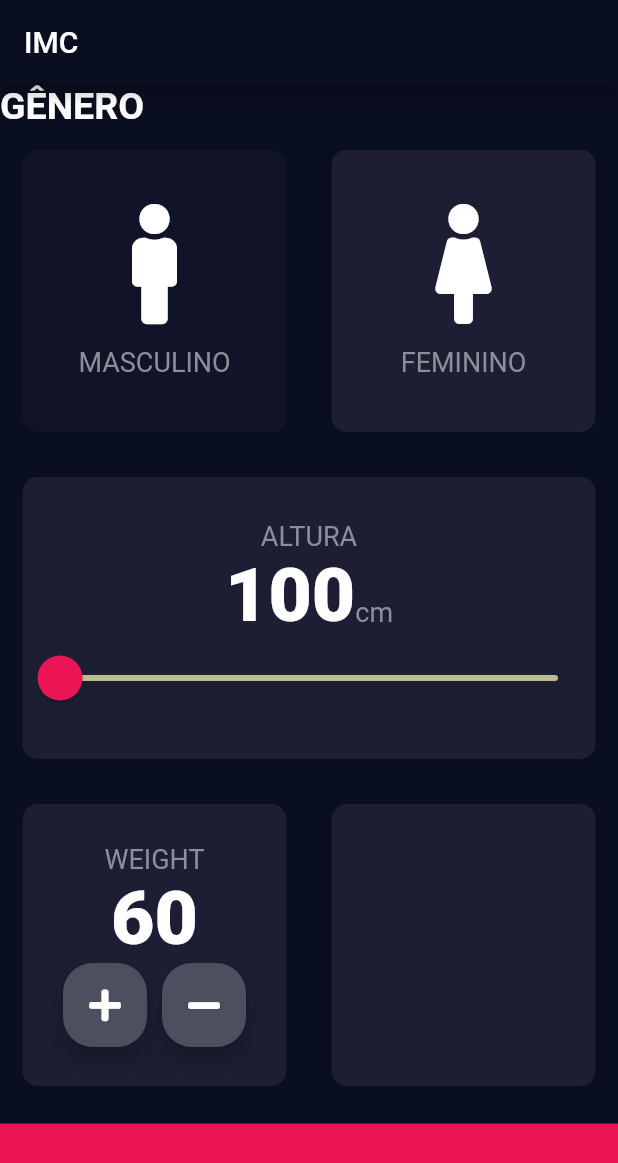
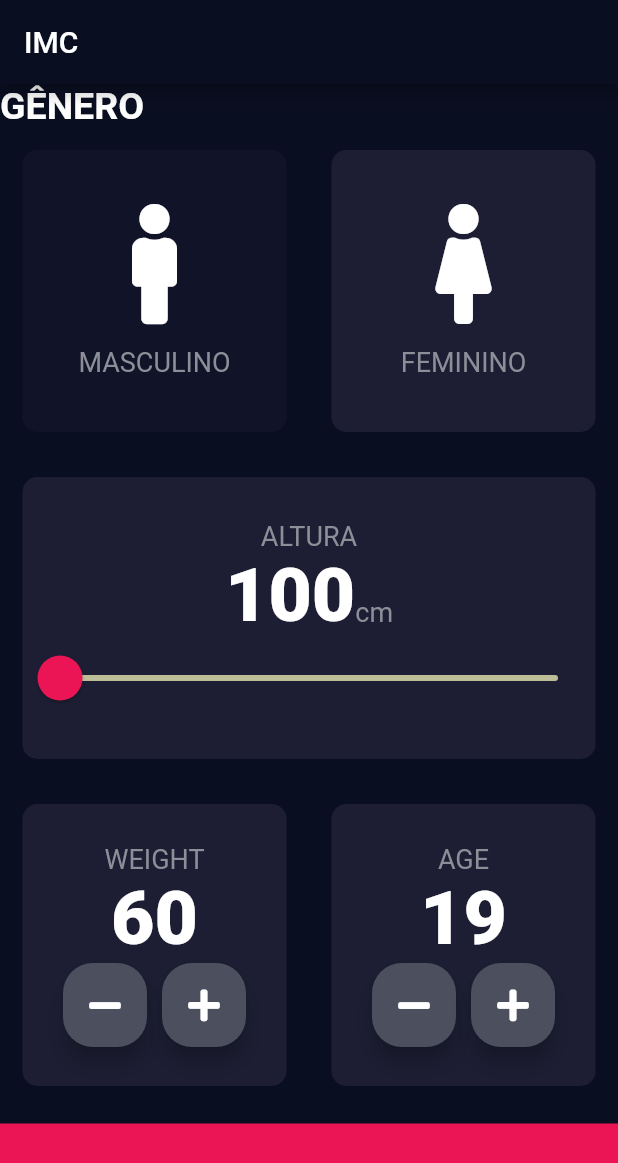
Before and after one commit to adilsontchameia/CalculadoraIMC, a Flutter app: the screen it shows after launch, on a phone screen of 412 x 824 dp. Shown: the top 1163 px of the screen. Run offline on Flutter 3.47's test engine with Material 2 defaults, Android fonts, the phone set to English and light mode, and no system bars; our stand-ins replace font_awesome_flutter.

Commit message:
controlador de idade

```diff
--- a/lib/input_page.dart
+++ b/lib/input_page.dart
@@ -16,7 +16,7 @@ class _HomeState extends State<Home> {
   Gender selecterGender;
   int height = 100;
   int weight = 60;
-
+  int age = 19;
   @override
   Widget build(BuildContext context) {
     return Scaffold(
@@ -137,11 +137,21 @@ class _HomeState extends State<Home> {
                         mainAxisAlignment: MainAxisAlignment.center,
                         children: [
                           RoundIconButton(
-                            icon: FontAwesomeIcons.plus,
+                            icon: FontAwesomeIcons.minus,
+                            onPressed: () {
+                              setState(() {
+                                weight--;
+                              });
+                            },
                           ),
                           SizedBox(width: 10.0),
                           RoundIconButton(
-                            icon: FontAwesomeIcons.minus,
+                            icon: FontAwesomeIcons.plus,
+                            onPressed: () {
+                              setState(() {
+                                weight++;
+                              });
+                            },
                           ),
                         ],
                       ),
@@ -149,7 +159,44 @@ class _HomeState extends State<Home> {
                   ),
                 )),
                 Expanded(
-                  child: ResuableCode(color: corAtivada),
+                  child: ResuableCode(
+                    color: corAtivada,
+                    cardChild: Column(
+                      mainAxisAlignment: MainAxisAlignment.center,
+                      children: [
+                        Text(
+                          "AGE",
+                          style: labelTextStyle,
+                        ),
+                        Text(
+                          age.toString(),
+                          style: sliderText,
+                        ),
+                        Row(
+                          mainAxisAlignment: MainAxisAlignment.center,
+                          children: [
+                            RoundIconButton(
+                              icon: FontAwesomeIcons.minus,
+                              onPressed: () {
+                                setState(() {
+                                  age--;
+                                });
+                              },
+                            ),
+                            SizedBox(width: 10.0),
+                            RoundIconButton(
+                              icon: FontAwesomeIcons.plus,
+                              onPressed: () {
+                                setState(() {
+                                  age++;
+                                });
+                              },
+                            ),
+                          ],
+                        ),
+                      ],
+                    ),
+                  ),
                 ),
               ],
             ),
@@ -167,13 +214,16 @@ class _HomeState extends State<Home> {
 }
 
 class RoundIconButton extends StatelessWidget {
-  RoundIconButton({this.icon});
+  //Construtor
+  RoundIconButton({this.icon, this.onPressed});
+  //Atributos
   final IconData icon;
+  final Function onPressed;
 
   @override
   Widget build(BuildContext context) {
     return RawMaterialButton(
-      onPressed: () {},
+      onPressed: onPressed,
       elevation: 6.0,
       constraints: BoxConstraints.tightFor(width: 56.0, height: 56.0),
       shape: RoundedRectangleBorder(borderRadius: BorderRadius.circular(20.0)),
```
